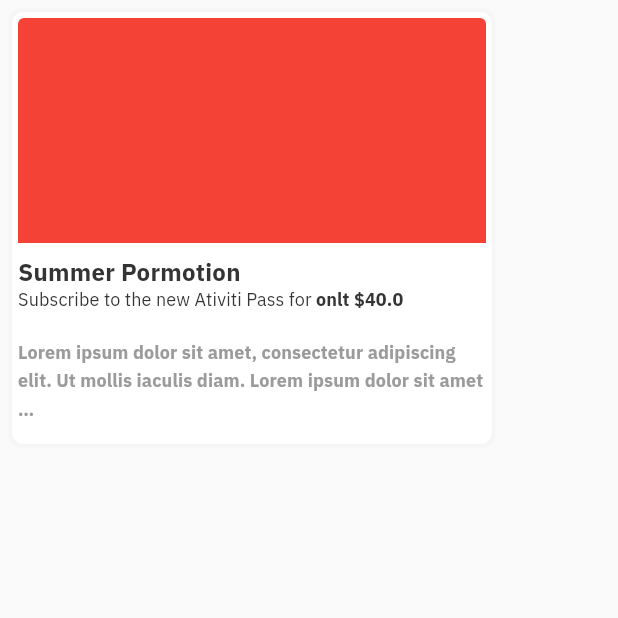
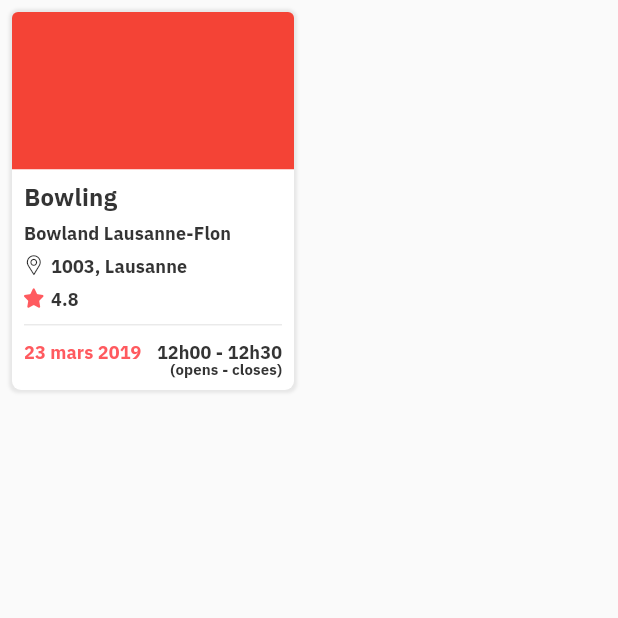
Before and after one commit to bhabinkh/ativiti, a Flutter app: the screen it shows after launch, on a phone screen of 412 x 824 dp, the top half of it. Run offline on Flutter 3.47's test engine with Material 2 defaults, Android fonts, the phone set to English and light mode, and no system bars.

Commit message:
More components

```diff
--- a/lib/application.dart
+++ b/lib/application.dart
@@ -1,5 +1,6 @@
-import 'package:ativiti/components/box-components/BoxNewActivityPromo.dart';
 import 'package:flutter/material.dart';
+
+import 'components/box-components/BoxActivityWeb.dart';
 
 class Application extends StatelessWidget {
   @override
@@ -9,12 +10,16 @@ class Application extends StatelessWidget {
       home: Scaffold(
         body: Padding(
           padding: const EdgeInsets.all(8.0),
-          child: BoxNewActivityPromo(
-            description:
-                'Lorem ipsum dolor sit amet, consectetur adipiscing elit. Ut mollis iaculis diam. Lorem ipsum dolor sit amet …',
-            imageUrl: "",
-            promotionName: 'Summer Pormotion',
-            subsciptionCharge: 40,
+          child: BoxActivityWeb(
+            activity: 'Bowling',
+            asset: '',
+            location: '1003, Lausanne',
+            rating: 4.8,
+            place: 'Bowland Lausanne-Flon',
+            date: '23 mars 2019',
+            timeFrom: '12h00',
+            hasOpenClose: true,
+            timeTo: '12h30',
           ),
         ),
       ),
--- /dev/null
+++ b/lib/components/box-components/BoxActivityWeb.dart
@@ -0,0 +1,150 @@
+import 'package:ativiti/themes/ativiti_icons_icons.dart';
+import 'package:ativiti/themes/colors.dart';
+import 'package:ativiti/themes/typography.dart';
+import 'package:flutter/material.dart';
+
+class BoxActivityWeb extends StatelessWidget {
+  final String asset;
+  final String activity;
+  final String place;
+  final String location;
+  final double rating;
+  final String date;
+  final String timeFrom;
+  final String timeTo;
+  final bool hasOpenClose;
+
+  const BoxActivityWeb({
+    Key key,
+    @required this.asset,
+    @required this.activity,
+    @required this.hasOpenClose,
+    @required this.place,
+    @required this.date,
+    @required this.timeFrom,
+    @required this.timeTo,
+    @required this.location,
+    @required this.rating,
+  });
+  @override
+  Widget build(BuildContext context) {
+    return Container(
+      decoration: BoxDecoration(
+        borderRadius: BorderRadius.circular(6),
+        color: AtivitiColors.white,
+        boxShadow: [
+          BoxShadow(
+            color: AtivitiColors.brownGrey.withOpacity(0.2),
+            spreadRadius: 2,
+            blurRadius: 1,
+          )
+        ],
+      ),
+      width: 188,
+      child: Column(
+        mainAxisSize: MainAxisSize.min,
+        children: <Widget>[
+          ClipRRect(
+            borderRadius: BorderRadius.only(
+                topLeft: Radius.circular(4), topRight: Radius.circular(4)),
+            child: Container(
+              color: Colors.red,
+              height: 105,
+              // TODO replace color with asset
+            ),
+          ),
+          Padding(
+            padding: const EdgeInsets.all(8.0),
+            child: Column(
+              crossAxisAlignment: CrossAxisAlignment.start,
+              children: <Widget>[
+                Text(
+                  activity,
+                  style: AtivitiTypography.h4TitleMenuBlack,
+                ),
+                SizedBox(
+                  height: 6,
+                ),
+                Text(
+                  place,
+                  style: AtivitiTypography.h6LabelBlack,
+                ),
+                SizedBox(
+                  height: 6,
+                ),
+                Row(
+                  children: <Widget>[
+                    Icon(
+                      AtivitiIcons.location1,
+                      size: 13,
+                    ),
+                    SizedBox(
+                      width: 5,
+                    ),
+                    Text(
+                      location,
+                      style: AtivitiTypography.h6LabelBlack,
+                    )
+                  ],
+                ),
+                SizedBox(
+                  height: 6,
+                ),
+                Row(
+                  children: <Widget>[
+                    Icon(
+                      // TODO change this icon and convert it to svg
+                      AtivitiIcons.star,
+                      color: AtivitiColors.coralPink,
+                      size: 13,
+                    ),
+                    SizedBox(
+                      width: 5,
+                    ),
+                    Text(
+                      rating.toString(),
+                      style: AtivitiTypography.h6LabelBlack,
+                    )
+                  ],
+                ),
+                Container(
+                  margin: EdgeInsets.symmetric(vertical: 9),
+                  height: 1,
+                  color: Color(0xff979797).withOpacity(.2),
+                ),
+                Row(
+                  mainAxisAlignment: MainAxisAlignment.spaceBetween,
+                  children: <Widget>[
+                    Text(
+                      date,
+                      style: AtivitiTypography.h6LabelBlack.copyWith(
+                        color: AtivitiColors.coralPink,
+                      ),
+                    ),
+                    Text(
+                      timeFrom + ' - ' + timeTo,
+                      style: AtivitiTypography.h6LabelBlack,
+                    )
+                  ],
+                ),
+                if (hasOpenClose)
+                  Row(
+                    mainAxisAlignment: MainAxisAlignment.end,
+                    children: <Widget>[
+                      Text(
+                        '(opens - closes)',
+                        textAlign: TextAlign.right,
+                        style: AtivitiTypography.h6LabelBlack10.copyWith(
+                          height: 1,
+                        ),
+                      ),
+                    ],
+                  )
+              ],
+            ),
+          )
+        ],
+      ),
+    );
+  }
+}
--- a/lib/components/box-components/BoxNewActivityPromo.dart
+++ b/lib/components/box-components/BoxNewActivityPromo.dart
@@ -82,7 +82,7 @@ class BoxNewActivityPromo extends StatelessWidget {
                   ),
                 ),
                 SizedBox(
-                  height: 17,
+                  height: 7,
                 ),
                 Padding(
                   padding: const EdgeInsets.only(bottom: 11.0),
```
Also changed, not shown: lib/components/box-components/BoxNewActivity.dart (added, +130 -0 lines).
